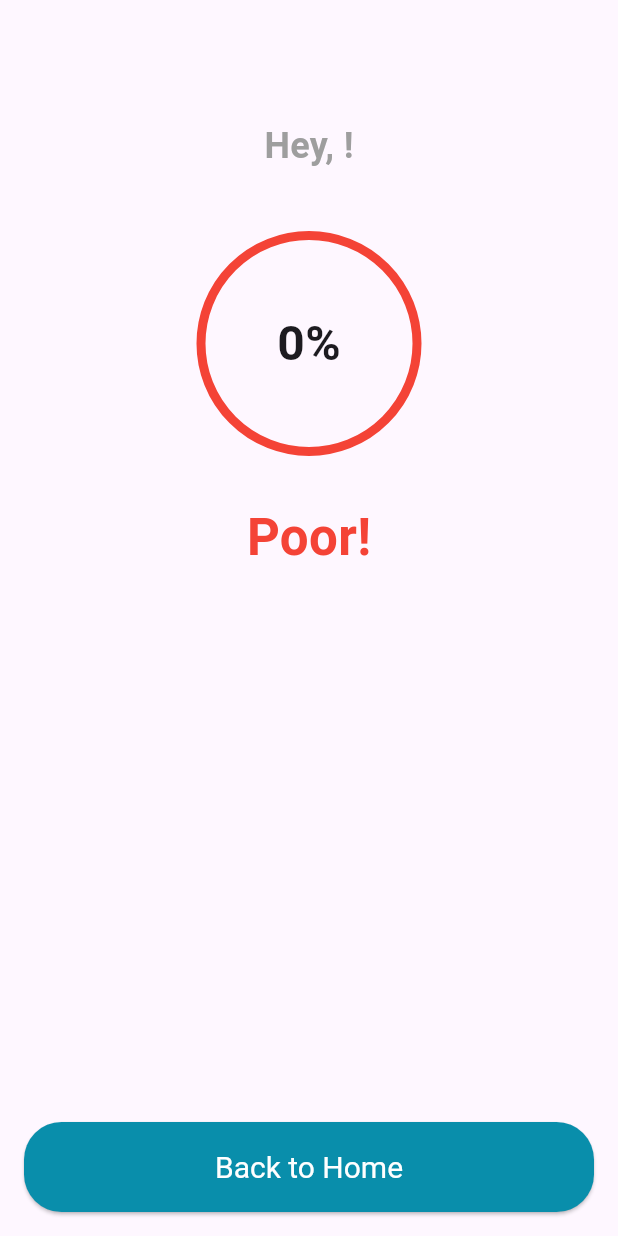
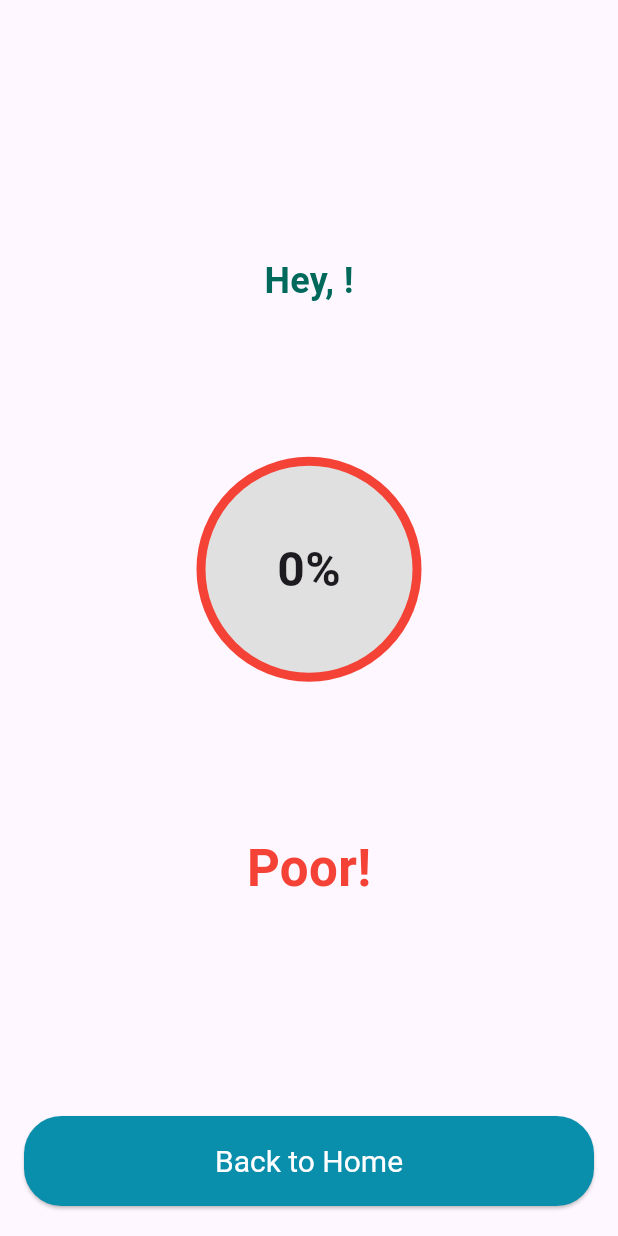
Before and after one commit to VASANTH04032004/quiz_app, a Flutter app: the ResultScreen screen opened directly with empty values, on a phone screen of 412 x 824 dp. Run offline on Flutter 3.47's test engine with Material 3 defaults, Android fonts, the phone set to English and light mode, and no system bars.

Commit message:
Implement checkboxes, radio buttons, and switches in answer boxes; update UI and result screen.

```diff
--- a/lib/screen/result_screen.dart
+++ b/lib/screen/result_screen.dart
@@ -35,8 +35,10 @@ class _ResultScreenState extends State<ResultScreen> with SingleTickerProviderSt
 
   @override
   Widget build(BuildContext context) {
+    // Calculate the percentage
     int percentage = widget.total > 0 ? ((widget.score / widget.total) * 100).round() : 0;
 
+    // Determine the circle's outline color based on the percentage
     Color outlineColor;
     if (percentage <= 40) {
       outlineColor = Colors.red;
@@ -52,26 +54,25 @@ class _ResultScreenState extends State<ResultScreen> with SingleTickerProviderSt
     return Scaffold(
       body: Column(
         children: [
-          Padding(
-            padding: const EdgeInsets.only(top: 80.0),
-            child: FadeTransition(
+          Expanded(
+            child: Center(
+              child: Column(
+                mainAxisAlignment: MainAxisAlignment.center,
+                children: [
+                  SizedBox(height: 30),
+                  FadeTransition(
                     opacity: _fadeAnimation,
-              child: Align(
-                alignment: Alignment.topCenter,
                     child: Text(
                       'Hey, ${widget.userName}!',
                       style: TextStyle(
                         fontSize: 24,
                         fontWeight: FontWeight.bold,
-                    color: Colors.grey,
+                        color: Colors.teal.shade800,
                       ),
                     ),
                   ),
-            ),
-          ),
-          Padding(
-            padding: const EdgeInsets.only(top: 40.0),
-            child: ScaleTransition(
+                  SizedBox(height: 100),
+                  ScaleTransition(
                     scale: _scaleAnimation,
                     child: AnimatedContainer(
                       duration: const Duration(milliseconds: 500),
@@ -79,6 +80,7 @@ class _ResultScreenState extends State<ResultScreen> with SingleTickerProviderSt
                       height: 150,
                       decoration: BoxDecoration(
                         shape: BoxShape.circle,
+                        color: Colors.grey.shade300,
                         border: Border.all(
                           color: outlineColor,
                           width: 6.0,
@@ -92,10 +94,8 @@ class _ResultScreenState extends State<ResultScreen> with SingleTickerProviderSt
                       ),
                     ),
                   ),
-          ),
-          Padding(
-            padding: const EdgeInsets.only(top: 30.0),
-            child: FadeTransition(
+                  SizedBox(height: 100),
+                  FadeTransition(
                     opacity: _fadeAnimation,
                     child: Text(
                       resultText,
@@ -106,12 +106,13 @@ class _ResultScreenState extends State<ResultScreen> with SingleTickerProviderSt
                       ),
                     ),
                   ),
+                ],
               ),
-          Expanded(
-            child: Align(
-              alignment: Alignment.bottomCenter,
-              child: Padding(
-                padding: const EdgeInsets.all(16.0),
+            ),
+          ),
+          Container(
+            width: double.infinity,
+            padding: EdgeInsets.symmetric(horizontal: 16),
             child: ScaleTransition(
               scale: _scaleAnimation,
               child: ElevatedButton(
@@ -126,6 +127,7 @@ class _ResultScreenState extends State<ResultScreen> with SingleTickerProviderSt
                 style: ElevatedButton.styleFrom(
                   backgroundColor: Color(0xFF098EAB),
                   minimumSize: Size(double.infinity, 60),
+                  fixedSize: Size(double.infinity, 40),
                   textStyle: TextStyle(fontSize: 20),
                   foregroundColor: Colors.white,
                   shape: RoundedRectangleBorder(
@@ -136,8 +138,7 @@ class _ResultScreenState extends State<ResultScreen> with SingleTickerProviderSt
               ),
             ),
           ),
-            ),
-          ),
+          SizedBox(height: 20),
         ],
       ),
     );
```
Also changed, not shown: lib/models/question.dart (+50 -13 lines), lib/screen/home_screen.dart (+5 -10 lines), lib/screen/quiz_screen.dart (+78 -42 lines). Lines whose indentation alone changed are shown as unchanged.
